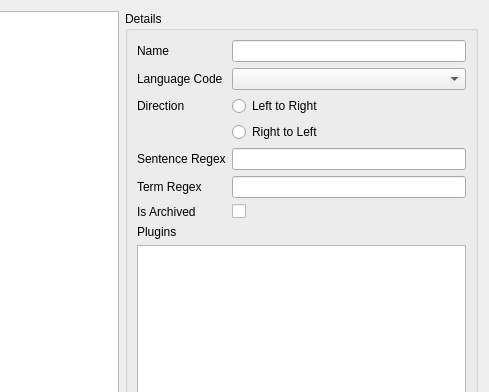
The window that qtdesigner/languages.ui (t123/ReadingTool.Python) describes before a commit, drawn with Qt 5; both pictures show x 148 to 637 and y 0 to 392 of the 637 by 487 pixel window.
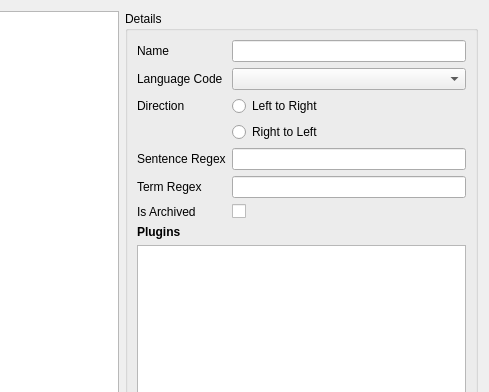
The same window after the commit.

The edit to the form file:
```diff
--- a/qtdesigner/languages.ui
+++ b/qtdesigner/languages.ui
@@ -122,9 +122,21 @@
       </item>
       <item>
        <widget class="QLabel" name="label_7">
+        <property name="font">
+         <font>
+          <weight>75</weight>
+          <bold>true</bold>
+         </font>
+        </property>
+        <property name="frameShadow">
+         <enum>QFrame::Plain</enum>
+        </property>
         <property name="text">
          <string>Plugins</string>
         </property>
+        <property name="margin">
+         <number>5</number>
+        </property>
        </widget>
       </item>
       <item>
```
Left out of the diff: 2 changed lines with no effect on the pictures.
